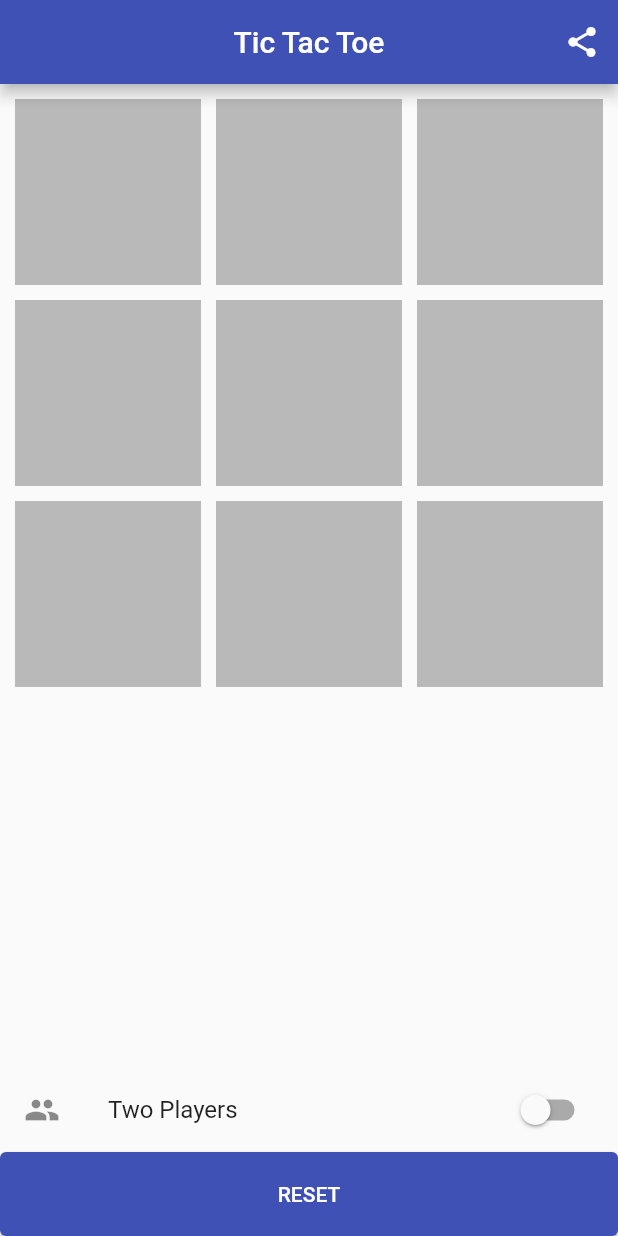
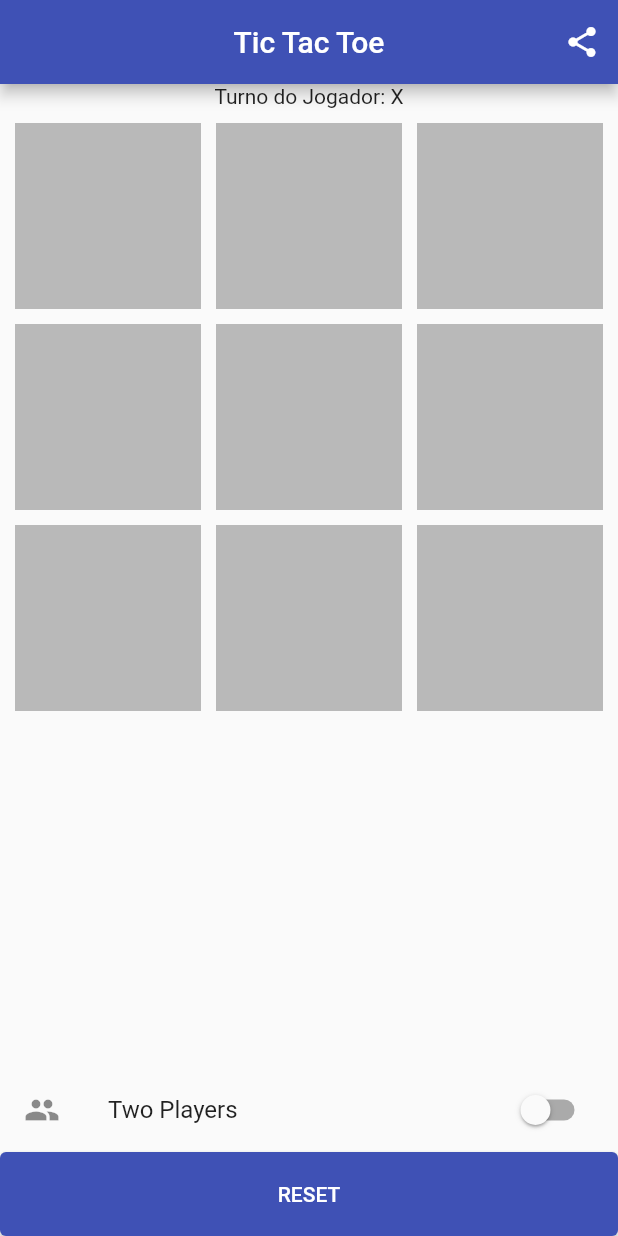
Before and after one commit to manoJaypilson/TitTacToe, a Flutter app: the screen it shows after launch, on a phone screen of 412 x 824 dp. Run offline on Flutter 3.47's test engine with Material 2 defaults, Android fonts, the phone set to English and light mode, and no system bars.

Commit message:
show the current player and added timer for the bot

```diff
--- a/lib/controllers/game_controller.dart
+++ b/lib/controllers/game_controller.dart
@@ -39,6 +39,13 @@ class GameController {
     // }
   }
 
+  String isCurrentPlayerTurn() {
+    if (currentPlayer == PlayerType.player1) {
+      return PLAYER1_SYMBOL;
+    }
+    return PLAYER2_SYMBOL;
+  }
+
   void mark(GameTile tile) {
     if (currentPlayer == PlayerType.player1) {
       tile.symbol = PLAYER1_SYMBOL;
--- a/lib/pages/game_page.dart
+++ b/lib/pages/game_page.dart
@@ -1,3 +1,5 @@
+import 'dart:async';
+
 import 'package:flutter/material.dart';
 import 'package:tictactoe/controllers/game_controller.dart';
 import 'package:tictactoe/core/constants.dart';
@@ -37,6 +39,7 @@ class _GamePageState extends State<GamePage> {
         mainAxisAlignment: MainAxisAlignment.center,
         crossAxisAlignment: CrossAxisAlignment.stretch,
         children: [
+          _buildIsCurrentPlayerTurnText(),
           _buildBoard(),
           _buildPlayerMode(),
           _buildResetButton(),
@@ -45,11 +48,13 @@ class _GamePageState extends State<GamePage> {
     );
   }
 
-  _buildResetButton() {
-    return RaisedButton(
-      padding: const EdgeInsets.all(20),
-      child: Text(RESET_BUTTON_LABEL),
-      onPressed: _onResetGame,
+  _buildIsCurrentPlayerTurnText() {
+    return Container(
+      child: Center(
+        child: Text(
+          "Turno do Jogador: " + _controller.isCurrentPlayerTurn(),
+        ),
+      ),
     );
   }
 
@@ -69,6 +74,14 @@ class _GamePageState extends State<GamePage> {
           return _buildTile(tile);
         },
       ),
+    );
+  }
+
+  _buildResetButton() {
+    return RaisedButton(
+      padding: const EdgeInsets.all(20),
+      child: Text(RESET_BUTTON_LABEL),
+      onPressed: _onResetGame,
     );
   }
 
@@ -112,7 +125,9 @@ class _GamePageState extends State<GamePage> {
       if (!_controller.hasMoves) {
         _showTiedDialog();
       } else if (_controller.isBotTurn) {
-        _onMarkTileByBot();
+        Timer(Duration(seconds: 1), () {
+          _onMarkTileByBot();
+        });
       }
     } else {
       String symbol =
```
Also changed, not shown: 1 other file.
